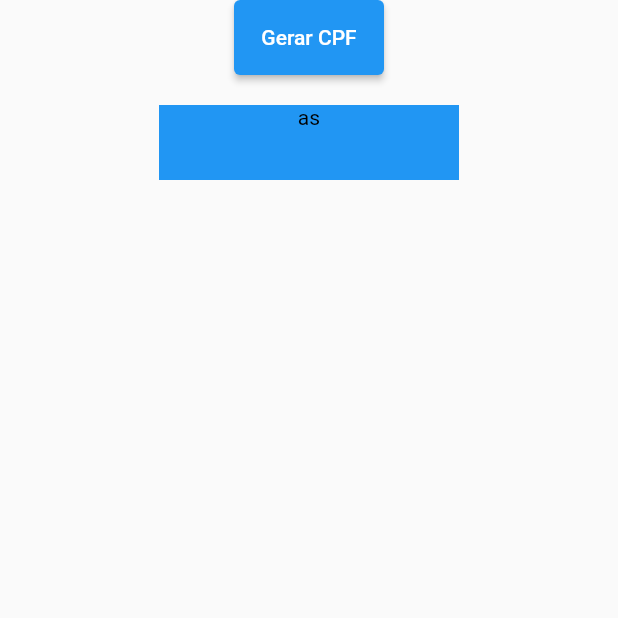
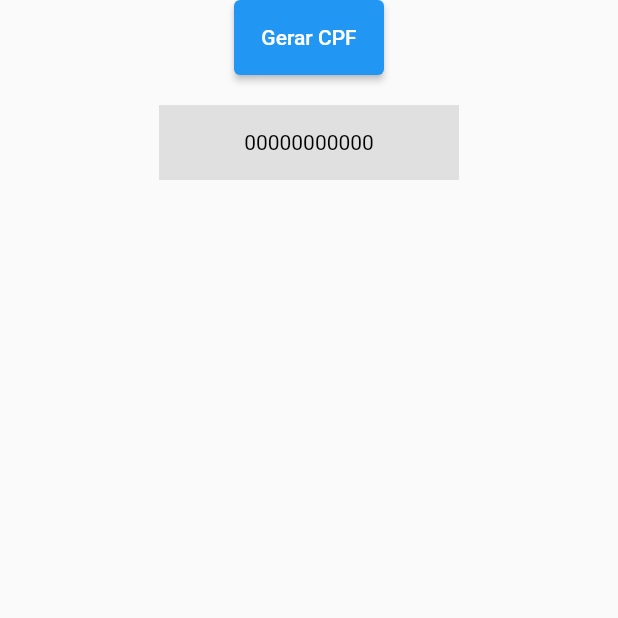
Before and after one commit to devlucasmends/exercicio_cpf, a Flutter app: the screen it shows after launch, after a tap on "Gerar CPF", on a phone screen of 412 x 824 dp, the top half of it. Run offline on Flutter 3.47's test engine with Material 2 defaults, Android fonts, the phone set to English and light mode, and no system bars.

Commit message:
Gerando cpf aleatório na page

```diff
--- a/lib/src/models/cpf_model.dart
+++ b/lib/src/models/cpf_model.dart
@@ -1,14 +1,16 @@
 import 'dart:math';
 
 class CpfModel {
-  final String value;
+  // final String value;
   late final String valueWithlessMask;
   late final List<int> digits;
-  late List<int> list;
+  List<int> list = [];
 
-  CpfModel(this.value) {
-    valueWithlessMask = cleanMask(value);
-    digits = convertInDigits(valueWithlessMask);
+  CpfModel() {
+    // this.value
+    // valueWithlessMask = cleanMask(value);
+    // digits = convertInDigits(valueWithlessMask);
+    // generatorNumbers();
   }
 
   String cleanMask(String value) {
@@ -45,7 +47,7 @@ class CpfModel {
     var digit = 0;
 
     for (var i = index; i >= 2; i--) {
-      digit += digits[digitIndex] * i;
+      digit += list[digitIndex] * i;
       digitIndex++;
     }
 
@@ -54,14 +56,30 @@ class CpfModel {
     } else {
       digit = 11 - (digit % 11);
     }
-    print('object');
     return digit;
   }
 
-  List<int> generatorNumbers() {
+  String generatorNumbers() {
+    list = [];
+    String valueCpf;
     for (int i = 0; i < 9; i++) {
       list.add(Random().nextInt(10));
     }
-    return digits;
+    list.add(checkDigit(10));
+    list.add(checkDigit(11));
+    // for (int i = 0; i < list.length; i++) {
+    //   print(list[i]);
+    // }
+    valueCpf = list.toString().replaceAll(RegExp(r'[^\d]'), '');
+    valueCpf =
+        valueCpf.replaceAll(RegExp(r'^\d{3}\x2E\d{3}\x2E\d{3}\x2D\d{2}$'), '');
+    print(valueCpf);
+
+    return valueCpf;
+  }
+
+  String formatMask(List<int> value) {
+    for (int i = 0; i < value.length; i++) {}
+    return '';
   }
 }
--- a/lib/src/pages/cpf_generator_page.dart
+++ b/lib/src/pages/cpf_generator_page.dart
@@ -11,7 +11,7 @@ class CpfGeneratorPage extends StatefulWidget {
 }
 
 class _CpfGeneratorPageState extends State<CpfGeneratorPage> {
-  String valueCpf = 'as';
+  final cpf = CpfModel();
   Color color = Colors.red;
 
   @override
@@ -24,9 +24,7 @@ class _CpfGeneratorPageState extends State<CpfGeneratorPage> {
             ElevatedButton(
               onPressed: () {
                 setState(() {
-                  color == Colors.red
-                      ? color = Colors.blue
-                      : color = Colors.red;
+                  cpf.generatorNumbers();
                 });
               },
               style: ButtonStyle(
@@ -42,11 +40,12 @@ class _CpfGeneratorPageState extends State<CpfGeneratorPage> {
             Container(
               height: 50,
               width: 200,
-              color: color,
-              child: Text(
-                valueCpf,
-                style: const TextStyle(color: Colors.black),
-                textAlign: TextAlign.center,
+              color: Colors.grey.shade300,
+              child: Center(
+                child: Text(
+                  cpf.generatorNumbers(),
+                  style: TextStyle(color: Colors.black),
+                ),
               ),
             )
           ],
```
Also changed, not shown: 1 other file.
